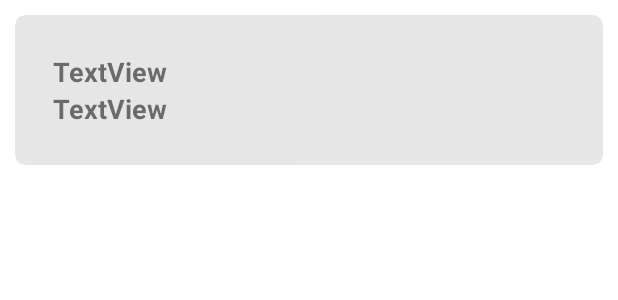
After one commit to alexschepers/Project4, an Android app: the layout quiz.xml on its own in the app's theme, with its tools: preview values and no code run, on a phone screen of 412 x 824 dp. The commit adds this screen. Shown: the top 300 px of the screen. Run offline under Robolectric (Android 15) with nearby library versions, the phone set to English and light mode, and no system bars.

Commit message:
view results activity started, can't store quiz data yet though.

```diff
--- a/app/src/main/java/edu/uga/cs/project4/MainActivity.java
+++ b/app/src/main/java/edu/uga/cs/project4/MainActivity.java
@@ -37,7 +37,7 @@ public class MainActivity extends AppCompatActivity {
         startQuizButton.setOnClickListener( new startButtonClickListener());
 
         viewResultsButton = findViewById(R.id.viewResults);
-        //viewResultsButton.setOnClickListener( new resultsButtonClickListener());
+        viewResultsButton.setOnClickListener( new resultsButtonClickListener());
 
     }
 
@@ -66,8 +66,8 @@ public class MainActivity extends AppCompatActivity {
             /**
              * Creating a new intent to start the new activity for the button.
              */
-            //Intent intent = new Intent( view.getContext(),viewQuizResultsActivity.class );
-            //startActivity( intent );
+            Intent intent = new Intent( view.getContext(),ViewQuizResultsActivity.class );
+            startActivity( intent );
         }
     }
 
--- /dev/null
+++ b/app/src/main/res/layout/quiz.xml
@@ -0,0 +1,48 @@
+<?xml version="1.0" encoding="utf-8"?>
+<LinearLayout xmlns:android="http://schemas.android.com/apk/res/android"
+    android:layout_width="match_parent"
+    android:layout_height="wrap_content"
+    android:orientation="vertical"
+    android:paddingLeft="10dp"
+    android:paddingRight="10dp">
+
+    <androidx.cardview.widget.CardView xmlns:card_view="http://schemas.android.com/apk/res-auto"
+        android:id="@+id/card_view"
+        android:layout_width="match_parent"
+        android:layout_height="wrap_content"
+        android:layout_marginTop="10dp"
+        android:layout_marginBottom="10dp"
+        card_view:cardBackgroundColor="#e6e6e6"
+        card_view:cardCornerRadius="7dp"
+        card_view:cardElevation="1dp"
+        card_view:cardMaxElevation="1dp"
+        card_view:contentPadding="25dp">
+
+        <LinearLayout
+            android:layout_width="match_parent"
+            android:layout_height="wrap_content"
+            android:layout_weight="1"
+            android:orientation="vertical">
+
+            <TextView
+                android:id="@+id/score"
+                android:layout_width="match_parent"
+                android:layout_height="wrap_content"
+                android:text="TextView"
+                android:textSize="18sp"
+                android:textStyle="bold" />
+
+            <TextView
+                android:id="@+id/date"
+                android:layout_width="match_parent"
+                android:layout_height="wrap_content"
+                android:text="TextView"
+                android:textSize="18sp"
+                android:textStyle="bold" />
+
+
+        </LinearLayout>
+
+    </androidx.cardview.widget.CardView>
+
+</LinearLayout>
--- a/app/src/main/res/values/colors.xml
+++ b/app/src/main/res/values/colors.xml
@@ -7,4 +7,8 @@
     <color name="teal_700">#FF018786</color>
     <color name="black">#FF000000</color>
     <color name="white">#FFFFFFFF</color>
+    <color name="light_blue_400">#FF29B6F6</color>
+    <color name="light_blue_600">#FF039BE5</color>
+    <color name="gray_400">#FFBDBDBD</color>
+    <color name="gray_600">#FF757575</color>
 </resources>
```
Also changed, not shown: app/src/main/java/edu/uga/cs/project4/QuizResultsRecyclerAdapter.java (+7 -7 lines), app/src/main/res/layout/activity_view_quiz_results.xml (+1 -14 lines).
